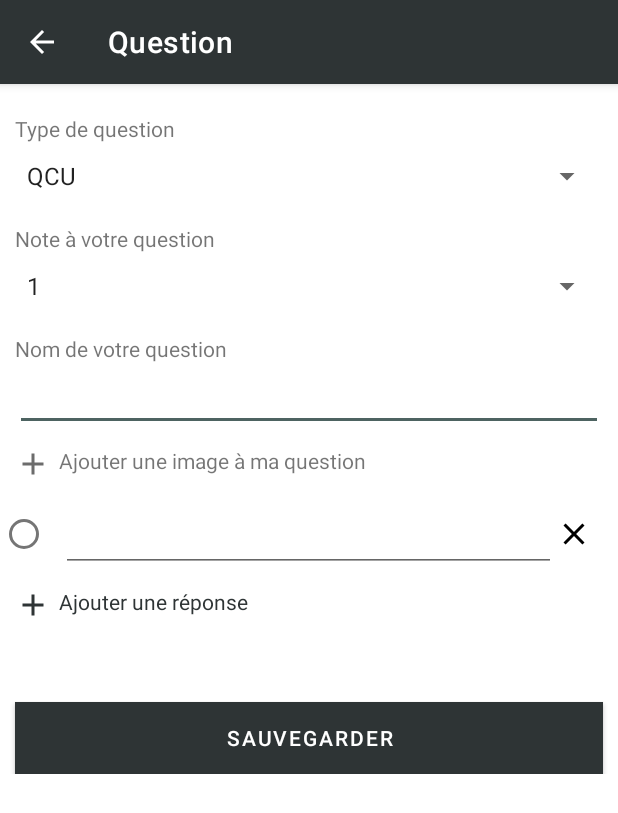
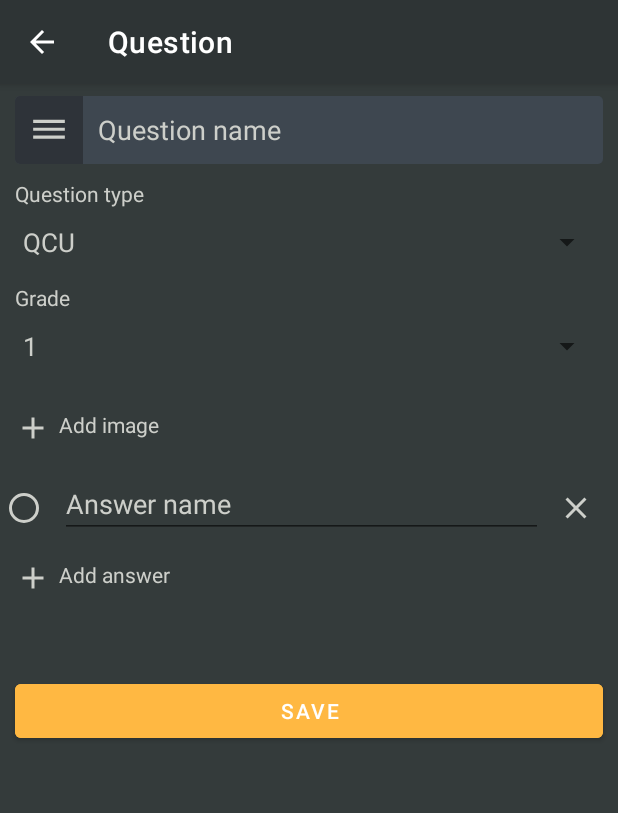
Before and after one commit to RomainVenel/Quizzy, an Android app: the QuestionActivity screen opened directly, with no data from a screen before it, on a phone screen of 412 x 824 dp. Shown: the top 813 px of the screen. Run offline under Robolectric (Android 15) with nearby library versions, the phone set to English and light mode, and no system bars; our stand-ins replace Picasso, Volley; plain views replace DismissibleImageView; pictures from the network do not load; 12 statements that could not run were skipped.

Commit message:
[design][refactor] design question done

```diff
--- a/app/src/main/java/com/quizzy/mrk/quizzy/QuestionActivity.java
+++ b/app/src/main/java/com/quizzy/mrk/quizzy/QuestionActivity.java
@@ -11,6 +11,7 @@ import android.util.Log;
 import android.view.LayoutInflater;
 import android.view.MenuItem;
 import android.view.View;
+import android.view.WindowManager;
 import android.widget.AdapterView;
 import android.widget.ArrayAdapter;
 import android.widget.Button;
@@ -88,7 +89,7 @@ public class QuestionActivity extends AppCompatActivity {
         this.hydrateListType();
         this.hydrateListGrade();
 
-        ArrayAdapter<String> aaType = new ArrayAdapter<String>(this, android.R.layout.simple_spinner_item, this.listType);
+        ArrayAdapter<String> aaType = new ArrayAdapter<String>(this, R.layout.adater_spinner_item, this.listType);
         aaType.setDropDownViewResource(android.R.layout.simple_spinner_dropdown_item);
         this.spType.setAdapter(aaType);
         this.spType.setOnItemSelectedListener(new AdapterView.OnItemSelectedListener() {
@@ -105,7 +106,7 @@ public class QuestionActivity extends AppCompatActivity {
             }
         });
 
-        ArrayAdapter<String> aaGrade = new ArrayAdapter<String>(this, android.R.layout.simple_spinner_item, this.listGrade);
+        ArrayAdapter<String> aaGrade = new ArrayAdapter<String>(this, R.layout.adater_spinner_item, this.listGrade);
         aaGrade.setDropDownViewResource(android.R.layout.simple_spinner_dropdown_item);
         this.spGrade.setAdapter(aaGrade);
 
@@ -125,7 +126,7 @@ public class QuestionActivity extends AppCompatActivity {
                     openGallery();
                 } else {
                     ivImg.setImageDrawable(null);
-                    tvImg.setText(R.string.btn_question_add_img);
+                    tvImg.setText(R.string.add_img);
                     tvImg.setCompoundDrawablesWithIntrinsicBounds(R.drawable.ic_add_24dp, 0, 0, 0);
                 }
             }
@@ -158,6 +159,7 @@ public class QuestionActivity extends AppCompatActivity {
                 }
             }
         });
+        getWindow().setSoftInputMode(WindowManager.LayoutParams.SOFT_INPUT_STATE_HIDDEN);
     }
 
     private void updateQuestion() {
@@ -315,7 +317,7 @@ public class QuestionActivity extends AppCompatActivity {
         this.etName.setText(this.question.getName());
         if (this.question.getMedia() != null) {
             Picasso.with(this).load(this.question.getMedia()).into(ivImg);
-            this.tvImg.setText(R.string.btn_question_delete_img);
+            this.tvImg.setText(R.string.delete_img);
             this.tvImg.setCompoundDrawablesWithIntrinsicBounds(R.drawable.ic_cross_24dp, 0, 0, 0);
         }
 
@@ -323,8 +325,6 @@ public class QuestionActivity extends AppCompatActivity {
         handler.postDelayed(new Runnable() {
             public void run() {
                 for (Answer answer : question.getAnswers()) {
-                    Log.d("APP", "on rajoute une reponse ============");
-
                     View rowView;
                     if (question.getType().equals("QCM")) {
                         rowView = layoutInflater.inflate(R.layout.question_qcm_row, llAllAnswer, false);
@@ -393,7 +393,7 @@ public class QuestionActivity extends AppCompatActivity {
             try {
                 Bitmap bitmap = MediaStore.Images.Media.getBitmap(getContentResolver(), pathUri);
                 this.ivImg.setImageBitmap(bitmap);
-                this.tvImg.setText(R.string.btn_question_delete_img);
+                this.tvImg.setText(R.string.delete_img);
                 this.tvImg.setCompoundDrawablesWithIntrinsicBounds(R.drawable.ic_cross_24dp, 0, 0, 0);
             } catch (IOException e) {
                 e.printStackTrace();
@@ -422,5 +422,4 @@ public class QuestionActivity extends AppCompatActivity {
                 return super.onOptionsItemSelected(item);
         }
     }
-
 }
--- a/app/src/main/res/layout/activity_question.xml
+++ b/app/src/main/res/layout/activity_question.xml
@@ -2,7 +2,8 @@
 <ScrollView xmlns:android="http://schemas.android.com/apk/res/android"
     xmlns:tools="http://schemas.android.com/tools"
     android:layout_width="match_parent"
-    android:layout_height="match_parent">
+    android:layout_height="match_parent"
+    android:background="@color/backgroundDark" >
 
     <LinearLayout xmlns:android="http://schemas.android.com/apk/res/android"
         xmlns:app="http://schemas.android.com/apk/res-auto"
@@ -13,12 +14,28 @@
         android:orientation="vertical"
         tools:context=".QuestionActivity">
 
+        <EditText
+            android:id="@+id/et_question_name"
+            android:layout_width="match_parent"
+            android:layout_height="45dp"
+            android:layout_marginLeft="10dp"
+            android:layout_marginTop="8dp"
+            android:layout_marginRight="10dp"
+            android:background="@drawable/custome_edit_text_dark"
+            android:drawableLeft="@drawable/ic_et_name"
+            android:drawablePadding="10dp"
+            android:hint="@string/tv_question_name"
+            android:maxLength="255"
+            android:textColor="@color/graywhite"
+            android:textColorHint="@color/graywhite" />
+
         <TextView
             android:layout_width="match_parent"
             android:layout_height="wrap_content"
             android:layout_marginLeft="10dp"
-            android:layout_marginTop="20dp"
+            android:layout_marginTop="10dp"
             android:layout_marginRight="10dp"
+            android:textColor="@color/graywhite"
             android:text="@string/tv_question_type" />
 
         <Spinner
@@ -26,15 +43,16 @@
             android:layout_width="match_parent"
             android:layout_height="wrap_content"
             android:layout_marginLeft="10dp"
-            android:layout_marginTop="10dp"
-            android:layout_marginRight="10dp"></Spinner>
+            android:layout_marginTop="5dp"
+            android:layout_marginRight="10dp" />
 
         <TextView
             android:layout_width="match_parent"
             android:layout_height="wrap_content"
             android:layout_marginLeft="10dp"
-            android:layout_marginTop="20dp"
+            android:layout_marginTop="10dp"
             android:layout_marginRight="10dp"
+            android:textColor="@color/graywhite"
             android:text="@string/tv_question_grade" />
 
         <Spinner
@@ -42,51 +60,45 @@
             android:layout_width="match_parent"
             android:layout_height="wrap_content"
             android:layout_marginLeft="10dp"
+            android:layout_marginTop="5dp"
+            android:layout_marginRight="10dp" />
+
+        <RelativeLayout
+            android:layout_width="fill_parent"
+            android:layout_height="wrap_content"
             android:layout_marginTop="10dp"
-            android:layout_marginRight="10dp"></Spinner>
-
-        <TextView
-            android:layout_width="match_parent"
-            android:layout_height="wrap_content"
-            android:layout_marginLeft="10dp"
-            android:layout_marginTop="20dp"
-            android:layout_marginRight="10dp"
-            android:text="@string/tv_question_name" />
-
-        <EditText
-            android:id="@+id/et_question_name"
-            android:layout_width="match_parent"
-            android:layout_height="wrap_content"
-            android:layout_marginLeft="10dp"
-            android:layout_marginRight="10dp"
-            android:maxLength="255" />
+            android:minHeight="55dp"
+            android:orientation="horizontal">
 
             <TextView
                 android:id="@+id/tv_question_img"
-            android:layout_width="match_parent"
+                android:layout_width="wrap_content"
                 android:layout_height="wrap_content"
+                android:layout_alignParentLeft="true"
                 android:layout_marginLeft="10dp"
-            android:layout_marginTop="10dp"
+                android:layout_marginTop="15dp"
                 android:layout_marginRight="10dp"
                 android:drawableLeft="@drawable/ic_add_24dp"
                 android:drawablePadding="5dp"
-            android:drawableTint="@color/darkGray"
-            android:text="@string/btn_question_add_img" />
+                android:drawableTint="@color/graywhite"
+                android:text="@string/add_img"
+                android:textColor="@color/graywhite" />
 
             <com.dmallcott.dismissibleimageview.DismissibleImageView
                 android:id="@+id/iv_question_img"
-            android:layout_width="match_parent"
-            android:layout_height="wrap_content"
+                android:layout_width="50dp"
+                android:layout_height="50dp"
+                android:layout_alignParentRight="true"
                 android:layout_marginLeft="10dp"
-            android:layout_marginTop="10dp"
                 android:layout_marginRight="10dp" />
+
+        </RelativeLayout>
 
         <LinearLayout
             android:id="@+id/all_answer"
             android:layout_width="match_parent"
             android:layout_height="wrap_content"
-            android:orientation="vertical">
-        </LinearLayout>
+            android:orientation="vertical" />
 
         <TextView
             android:id="@+id/tv_question_add_answer"
@@ -97,9 +109,9 @@
             android:layout_marginRight="10dp"
             android:drawableLeft="@drawable/ic_add_24dp"
             android:drawablePadding="5dp"
-            android:drawableTint="@color/colorPrimaryDark"
+            android:drawableTint="@color/graywhite"
             android:text="@string/btn_question_add_answer"
-            android:textColor="@color/colorPrimaryDark" />
+            android:textColor="@color/graywhite" />
 
         <TextView
             android:id="@+id/tv_question_error_answer"
@@ -110,14 +122,14 @@
             android:layout_marginRight="10dp"
             android:textColor="@color/red"/>
 
-        <Button
+        <com.google.android.material.button.MaterialButton
             android:id="@+id/btn_question_save"
             android:layout_width="match_parent"
             android:layout_height="wrap_content"
             android:layout_marginLeft="10dp"
             android:layout_marginTop="30dp"
             android:layout_marginRight="10dp"
-            android:background="@color/colorPrimaryDark"
+            android:backgroundTint="@color/yellowBtn"
             android:text="@string/btn_question_save_question"
             android:textColor="@color/white" />
 
--- /dev/null
+++ b/app/src/main/res/layout/adater_spinner_item.xml
@@ -0,0 +1,9 @@
+<?xml version="1.0" encoding="utf-8"?>
+
+<TextView xmlns:android="http://schemas.android.com/apk/res/android"
+    android:layout_width="match_parent"
+    android:layout_height="wrap_content"
+    android:gravity="left"
+    android:padding="5dip"
+    android:textColor="@color/graywhite"
+    android:textSize="17sp" />
--- a/app/src/main/res/layout/question_qcm_row.xml
+++ b/app/src/main/res/layout/question_qcm_row.xml
@@ -1,31 +1,61 @@
 <?xml version="1.0" encoding="utf-8"?>
 <LinearLayout xmlns:android="http://schemas.android.com/apk/res/android"
-    xmlns:tools="http://schemas.android.com/tools"
+    xmlns:app="http://schemas.android.com/apk/res-auto"
     android:layout_width="match_parent"
     android:layout_height="50dp"
-    android:orientation="horizontal" >
+    android:orientation="horizontal"
+    android:paddingBottom="5dp">
+
+    <LinearLayout
+        android:layout_width="wrap_content"
+        android:layout_height="wrap_content"
+        android:orientation="vertical">
 
         <CheckBox
             android:id="@+id/ck_answer"
-        android:layout_width="0dp"
-        android:layout_height="match_parent"
-        android:layout_weight=".10"
-        android:gravity="center"
-        android:inputType="text" />
+            android:layout_width="30dp"
+            android:layout_height="40dp"
+            android:layout_marginTop="5dp"
+            android:buttonTint="@color/graywhite"
+            android:gravity="center" />
+
+    </LinearLayout>
+
+    <LinearLayout
+        android:layout_width="match_parent"
+        android:layout_height="wrap_content"
+        android:layout_weight="1"
+        android:orientation="vertical">
 
         <EditText
             android:id="@+id/et_answer"
-        android:layout_width="0dp"
-        android:layout_height="match_parent"
-        android:layout_weight=".80" />
+            android:layout_width="match_parent"
+            android:layout_height="40dp"
+            android:layout_marginLeft="10dp"
+            android:layout_marginTop="5dp"
+            android:layout_marginRight="10dp"
+            android:hint="@string/tv_answer_name"
+            android:textColor="@color/graywhite"
+            android:textColorHint="@color/graywhite" />
+
+    </LinearLayout>
+
+    <LinearLayout
+        android:layout_width="wrap_content"
+        android:layout_height="wrap_content"
+        android:orientation="horizontal">
 
         <TextView
             android:id="@+id/tv_delete_answer"
-        android:layout_width="0dp"
-        android:layout_height="match_parent"
-        android:layout_weight=".10"
+            android:layout_width="40dp"
+            android:layout_height="40dp"
+            android:layout_marginTop="5dp"
             android:drawableLeft="@drawable/ic_cross_24dp"
+            android:drawableTint="@color/graywhite"
             android:gravity="center"
-        android:onClick="deleteAnswer" />
+            android:onClick="deleteAnswer"
+            android:textColor="@color/graywhite" />
 
     </LinearLayout>
+
+</LinearLayout>
--- a/app/src/main/res/layout/question_qcu_row.xml
+++ b/app/src/main/res/layout/question_qcu_row.xml
@@ -1,32 +1,62 @@
 <?xml version="1.0" encoding="utf-8"?>
 <LinearLayout xmlns:android="http://schemas.android.com/apk/res/android"
-    xmlns:tools="http://schemas.android.com/tools"
+    xmlns:app="http://schemas.android.com/apk/res-auto"
     android:layout_width="match_parent"
     android:layout_height="50dp"
-    android:orientation="horizontal" >
+    android:orientation="horizontal"
+    android:paddingBottom="5dp">
+
+    <LinearLayout
+        android:layout_width="wrap_content"
+        android:layout_height="wrap_content"
+        android:orientation="vertical">
 
         <RadioButton
             android:id="@+id/rb_answer"
-        android:layout_width="0dp"
-        android:layout_height="match_parent"
-        android:layout_weight=".10"
+            android:layout_width="30dp"
+            android:layout_height="40dp"
+            android:layout_marginTop="5dp"
+            android:buttonTint="@color/graywhite"
             android:gravity="center"
-        android:inputType="text"
-        android:onClick="uncheckQcuAnswer"/>
+            android:onClick="uncheckQcuAnswer" />
+
+    </LinearLayout>
+
+    <LinearLayout
+        android:layout_width="match_parent"
+        android:layout_height="wrap_content"
+        android:layout_weight="1"
+        android:orientation="vertical">
 
         <EditText
             android:id="@+id/et_answer"
-        android:layout_width="0dp"
-        android:layout_height="match_parent"
-        android:layout_weight=".80" />
+            android:layout_width="match_parent"
+            android:layout_height="40dp"
+            android:layout_marginLeft="10dp"
+            android:layout_marginTop="5dp"
+            android:layout_marginRight="10dp"
+            android:hint="@string/tv_answer_name"
+            android:textColor="@color/graywhite"
+            android:textColorHint="@color/graywhite" />
+
+    </LinearLayout>
+
+    <LinearLayout
+        android:layout_width="wrap_content"
+        android:layout_height="wrap_content"
+        android:orientation="horizontal">
 
         <TextView
             android:id="@+id/tv_delete_answer"
-        android:layout_width="0dp"
-        android:layout_height="match_parent"
-        android:layout_weight=".10"
+            android:layout_width="40dp"
+            android:layout_height="40dp"
+            android:layout_marginTop="5dp"
             android:drawableLeft="@drawable/ic_cross_24dp"
+            android:drawableTint="@color/graywhite"
             android:gravity="center"
-        android:onClick="deleteAnswer" />
+            android:onClick="deleteAnswer"
+            android:textColor="@color/graywhite" />
 
     </LinearLayout>
+
+</LinearLayout>
--- a/app/src/main/res/values/strings.xml
+++ b/app/src/main/res/values/strings.xml
@@ -72,18 +72,15 @@
     <string name="btn_part_add_question">Add question</string>
 
     <!-- question -->
-    <string name="title_activity_question">Question</string>
-    <string name="tv_question_type">Type de question</string>
-    <string name="tv_question_grade">Note à votre question</string>
-    <string name="tv_question_name">Nom de votre question</string>
-    <string name="btn_question_add_img">Ajouter une image à ma question</string>
-    <string name="btn_question_delete_img">Supprimer l\'image de ma question</string>
-    <string name="btn_question_add_answer">Ajouter une réponse</string>
-    <string name="btn_question_save_question">Sauvegarder</string>
-    <string name="et_question_empty_answer">Il doit y avoir au moins 1 réponse</string>
-    <string name="et_question_empty_good_answer">Il doit y avoir au moins 1 bonne réponse</string>
-    <string name="et_question_empty_name_answer">Tous les champs des réponses ne sont pas renseignés</string>
-    <!-- end question -->
+    <string name="tv_question_type">Question type</string>
+    <string name="tv_question_grade">Grade</string>
+    <string name="tv_question_name">Question name</string>
+    <string name="tv_answer_name">Answer name</string>
+    <string name="btn_question_add_answer">Add answer</string>
+    <string name="btn_question_save_question">Save</string>
+    <string name="et_question_empty_answer">There must have at least 1 answer</string>
+    <string name="et_question_empty_good_answer">There must have at least 1 good answer</string>
+    <string name="et_question_empty_name_answer">All answer name fields of the answers are not filled</string>
 
     <!-- mes quiz -->
     <string name="title_activity_mes_quiz">Mes quiz</string>
@@ -114,6 +111,7 @@
     <string name="counter_add_friends">friend(s) found</string>
     <string name="message_dialog_accept_add_friend">Are you sure you want to add this friend ?</string>
 
+    <!-- warding -->
     <string name="et_error_empty">The field cannot be empty</string>
     <string name="error_connexion_http">HTTP connection error</string>
     <string name="error_vollet">Volley error</string>
@@ -138,6 +136,7 @@
     <string name="title_activity_friends_request">My friend requests</string>
     <string name="title_activity_new_quiz">Quiz</string>
     <string name="title_activity_parts">Part</string>
+    <string name="title_activity_question">Question</string>
 
 
 </resources>
```
Lines whose indentation alone changed are shown as unchanged.
